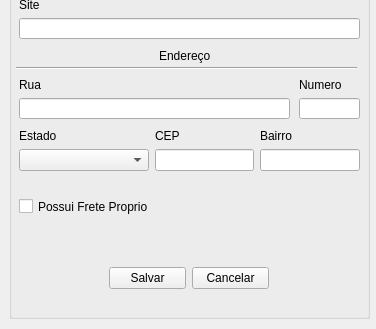
Before: the Qt Designer form ui_code/addFabricante.ui in andersonlrsilva/Controle_de_Estoque, drawn with Qt 5; both pictures show x 0 to 376 and y 261 to 590 of the 376 by 590 pixel window.
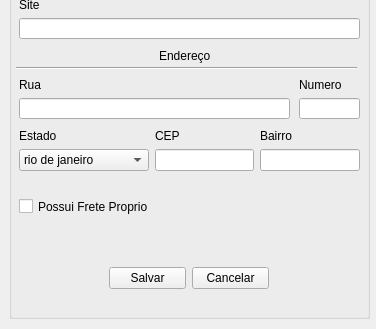
After: the same form once the commit is applied.

```diff
--- a/ui_code/addFabricante.ui
+++ b/ui_code/addFabricante.ui
@@ -252,6 +252,11 @@
            <height>0</height>
           </size>
          </property>
+         <item>
+          <property name="text">
+           <string>rio de janeiro</string>
+          </property>
+         </item>
         </widget>
        </item>
       </layout>
```
Left out of the diff: 24 changed lines with no effect on the pictures.
